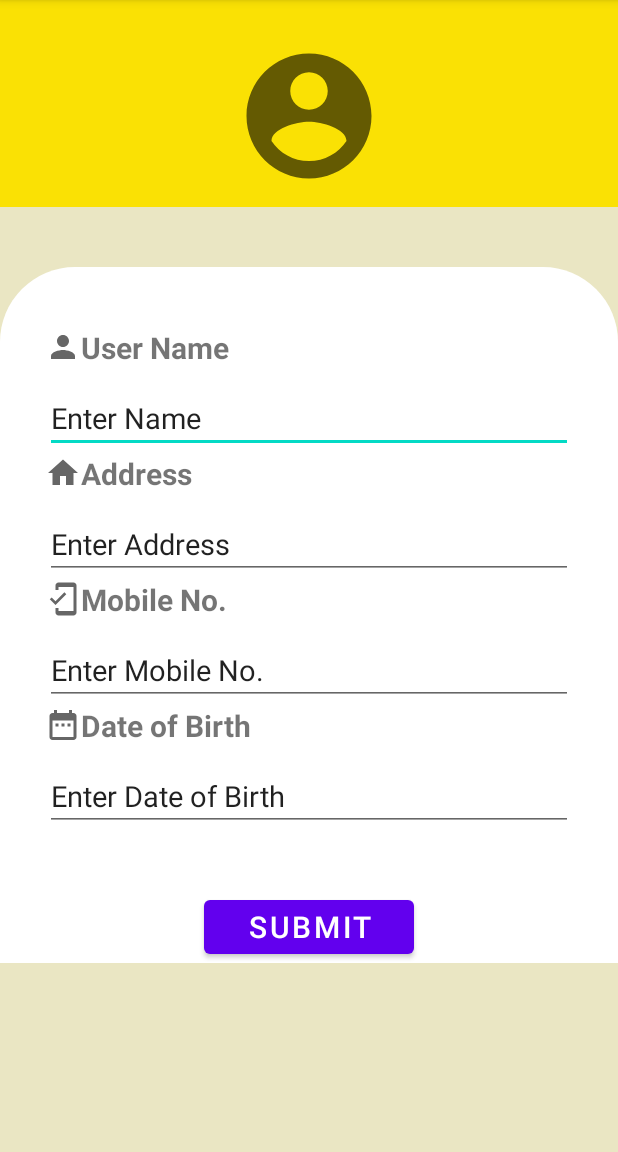
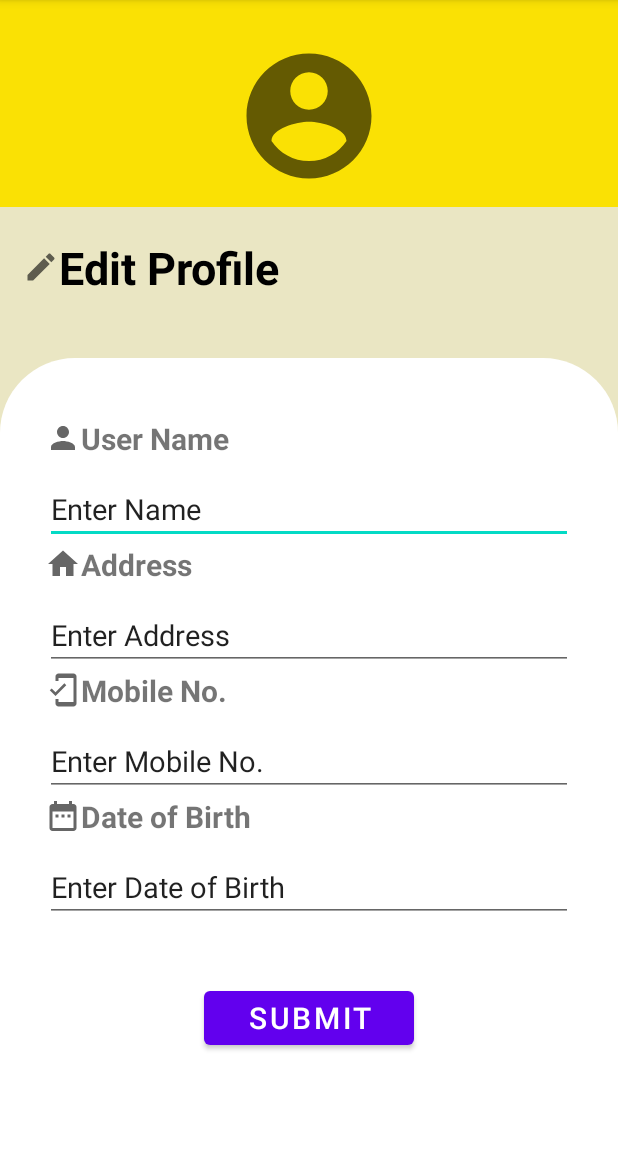
Before and after one commit to Afaq5006/Foode, an Android app: the profile screen opened directly, with no data from a screen before it, on a phone screen of 412 x 824 dp, the part 84-1236 px from its top. Run offline under Robolectric (Android 15) with nearby library versions, the phone set to English and light mode, and no system bars.

Commit message:
date packet

```diff
--- a/app/src/main/java/com/example/foode/profile.java
+++ b/app/src/main/java/com/example/foode/profile.java
@@ -2,13 +2,69 @@ package com.example.foode;
 
 import androidx.appcompat.app.AppCompatActivity;
 
+import android.app.DatePickerDialog;
+import android.graphics.Color;
+import android.graphics.drawable.ColorDrawable;
 import android.os.Bundle;
+import android.view.View;
+import android.widget.DatePicker;
+import android.widget.EditText;
+import android.widget.TextView;
+
+import java.util.Calendar;
 
 public class profile extends AppCompatActivity {
+    TextView tvdate;
+    EditText etdate;
+    DatePickerDialog.OnDateSetListener setListener;
 
     @Override
     protected void onCreate(Bundle savedInstanceState) {
         super.onCreate(savedInstanceState);
         setContentView(R.layout.activity_profile);
+
+        tvdate = findViewById(R.id.tv_date);
+        etdate = findViewById(R.id.et_date);
+
+        Calendar calendar = Calendar.getInstance();
+        final int year = calendar.get(Calendar.YEAR);
+        final int month = calendar.get(Calendar.MONTH);
+        final int day = calendar.get(Calendar.DAY_OF_MONTH);
+
+        tvdate.setOnClickListener(new View.OnClickListener() {
+            @Override
+            public void onClick(View view) {
+                DatePickerDialog datePickerDialog = new DatePickerDialog(
+                        profile.this, android.R.style.Theme_Holo_Light_Dialog_MinWidth,
+                        setListener,year,month,day);
+                datePickerDialog.getWindow().setBackgroundDrawable(new ColorDrawable(Color.TRANSPARENT));
+                datePickerDialog.show();
+            }
+        });
+
+        setListener = new DatePickerDialog.OnDateSetListener() {
+            @Override
+            public void onDateSet(DatePicker datePicker, int year, int month, int dayofmonth) {
+                month = month+1;
+                String date = day+"/"+month+"/"+year;
+                tvdate.setText(date);
+            }
+        };
+
+        etdate.setOnClickListener(new View.OnClickListener() {
+            @Override
+            public void onClick(View view) {
+                DatePickerDialog datePickerDialog = new DatePickerDialog(
+                        profile.this, new DatePickerDialog.OnDateSetListener() {
+                    @Override
+                    public void onDateSet(DatePicker datePicker, int year, int month, int day) {
+                        month = month+1;
+                        String date = day+"/"+month+"/"+year;
+                        etdate.setText(date);
+                    }
+                },year,month,day);
+                datePickerDialog.show();
+            }
+        });
     }
 }
--- /dev/null
+++ b/app/src/main/res/drawable/ic_baseline_edit_24.xml
@@ -0,0 +1,10 @@
+<vector xmlns:android="http://schemas.android.com/apk/res/android"
+    android:width="24dp"
+    android:height="24dp"
+    android:viewportWidth="24"
+    android:viewportHeight="24"
+    android:tint="?attr/colorControlNormal">
+  <path
+      android:fillColor="@android:color/white"
+      android:pathData="M3,17.25V21h3.75L17.81,9.94l-3.75,-3.75L3,17.25zM20.71,7.04c0.39,-0.39 0.39,-1.02 0,-1.41l-2.34,-2.34c-0.39,-0.39 -1.02,-0.39 -1.41,0l-1.83,1.83 3.75,3.75 1.83,-1.83z"/>
+</vector>
--- a/app/src/main/res/layout/activity_profile.xml
+++ b/app/src/main/res/layout/activity_profile.xml
@@ -17,121 +17,129 @@
             android:layout_width="match_parent"
             android:layout_height="100dp"
             android:layout_marginTop="27dp"
-
             android:src="@drawable/profile" />
     </LinearLayout>
+    <TextView
+        android:layout_width="wrap_content"
+        android:layout_height="wrap_content"
+        android:text="Edit Profile"
+        android:textSize="30dp"
+        android:textColor="@color/black"
+        android:layout_marginTop="20dp"
+        android:layout_marginLeft="15dp"
+        android:textStyle="bold"
+        android:drawableLeft="@drawable/ic_baseline_edit_24"
+        />
 
     <ScrollView
+        android:layout_width="match_parent"
+        android:layout_height="match_parent"
         android:layout_marginTop="40dp"
-        android:layout_width="match_parent"
-        android:layout_height="wrap_content"
-        android:background="@drawable/back_design"
-        >
+        android:background="@drawable/back_design">
+
         <LinearLayout
             android:layout_width="match_parent"
             android:layout_height="match_parent"
-            android:orientation="vertical"
             android:layout_marginLeft="30dp"
+            android:layout_marginTop="40dp"
             android:layout_marginRight="30dp"
-            android:layout_marginTop="40dp"
-            >
+            android:orientation="vertical">
+
             <LinearLayout
                 android:layout_width="match_parent"
                 android:layout_height="wrap_content"
-                android:orientation="vertical"
-                >
+                android:orientation="vertical">
+
                 <TextView
                     android:layout_width="match_parent"
                     android:layout_height="wrap_content"
+                    android:drawableLeft="@drawable/ic_baseline_person_24"
                     android:text="User Name"
                     android:textSize="20dp"
-                    android:textStyle="bold"
-                    android:drawableLeft="@drawable/ic_baseline_person_24"
-                    />
+                    android:textStyle="bold" />
+
                 <EditText
-                    android:layout_marginTop="10dp"
                     android:layout_width="match_parent"
                     android:layout_height="wrap_content"
+                    android:layout_marginTop="10dp"
                     android:text="Enter Name"
-                    android:textSize="19dp"
-                    />
+                    android:textSize="19dp" />
             </LinearLayout>
 
             <LinearLayout
                 android:layout_width="match_parent"
                 android:layout_height="wrap_content"
-                android:orientation="vertical"
-                >
+                android:orientation="vertical">
+
                 <TextView
                     android:layout_width="match_parent"
                     android:layout_height="wrap_content"
+                    android:drawableLeft="@drawable/ic_baseline_home_24"
                     android:text="Address"
                     android:textSize="20dp"
-                    android:textStyle="bold"
-                    android:drawableLeft="@drawable/ic_baseline_home_24"
-                    />
+                    android:textStyle="bold" />
+
                 <EditText
-                    android:layout_marginTop="10dp"
                     android:layout_width="match_parent"
                     android:layout_height="wrap_content"
+                    android:layout_marginTop="10dp"
                     android:text="Enter Address"
-                    android:textSize="19dp"
-                    />
+                    android:textSize="19dp" />
             </LinearLayout>
 
             <LinearLayout
                 android:layout_width="match_parent"
                 android:layout_height="wrap_content"
-                android:orientation="vertical"
-                >
+                android:orientation="vertical">
+
                 <TextView
                     android:layout_width="match_parent"
                     android:layout_height="wrap_content"
+                    android:drawableLeft="@drawable/ic_baseline_mobile_friendly_24"
                     android:text="Mobile No."
                     android:textSize="20dp"
-                    android:textStyle="bold"
-                    android:drawableLeft="@drawable/ic_baseline_mobile_friendly_24"
-                    />
+                    android:textStyle="bold" />
+
                 <EditText
-                    android:layout_marginTop="10dp"
                     android:layout_width="match_parent"
                     android:layout_height="wrap_content"
+                    android:layout_marginTop="10dp"
                     android:text="Enter Mobile No."
-                    android:textSize="19dp"
-                    />
+                    android:textSize="19dp" />
             </LinearLayout>
 
             <LinearLayout
                 android:layout_width="match_parent"
                 android:layout_height="wrap_content"
-                android:orientation="vertical"
-                >
+                android:orientation="vertical">
+
                 <TextView
+                    android:id="@+id/tv_date"
                     android:layout_width="match_parent"
                     android:layout_height="wrap_content"
+                    android:drawableLeft="@drawable/ic_baseline_date_range_24"
                     android:text="Date of Birth"
                     android:textSize="20dp"
-                    android:textStyle="bold"
-                    android:drawableLeft="@drawable/ic_baseline_date_range_24"
-                    />
+                    android:textStyle="bold" />
+
                 <EditText
-                    android:layout_marginTop="10dp"
+                    android:id="@+id/et_date"
                     android:layout_width="match_parent"
                     android:layout_height="wrap_content"
+                    android:layout_marginTop="10dp"
                     android:text="Enter Date of Birth"
                     android:textSize="19dp"
                     />
             </LinearLayout>
 
             <Button
-                android:layout_marginTop="40dp"
                 android:layout_width="140dp"
                 android:layout_height="wrap_content"
+                android:layout_gravity="center"
+                android:layout_marginTop="40dp"
+                android:gravity="center"
                 android:text="Submit"
-                android:textSize="20dp"
-                android:layout_gravity="center"
-                android:gravity="center"
-                />
+                android:textSize="20dp" />
 
         </LinearLayout>
 
```
